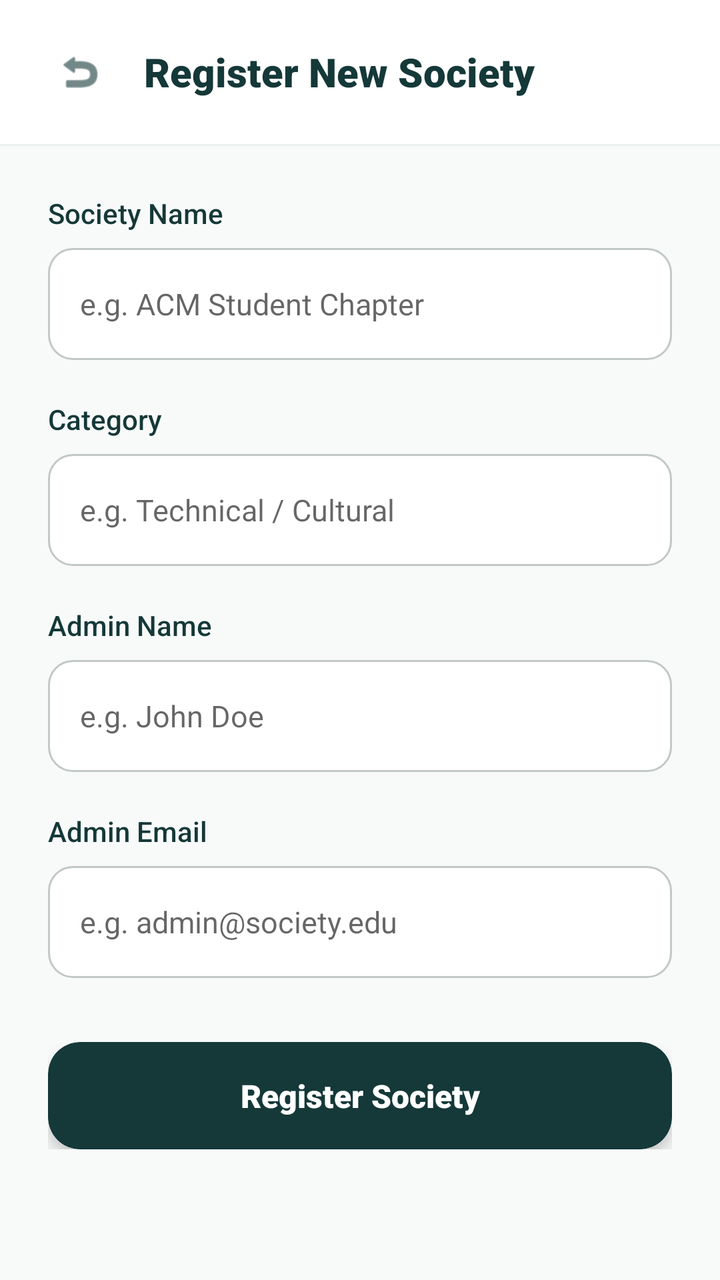
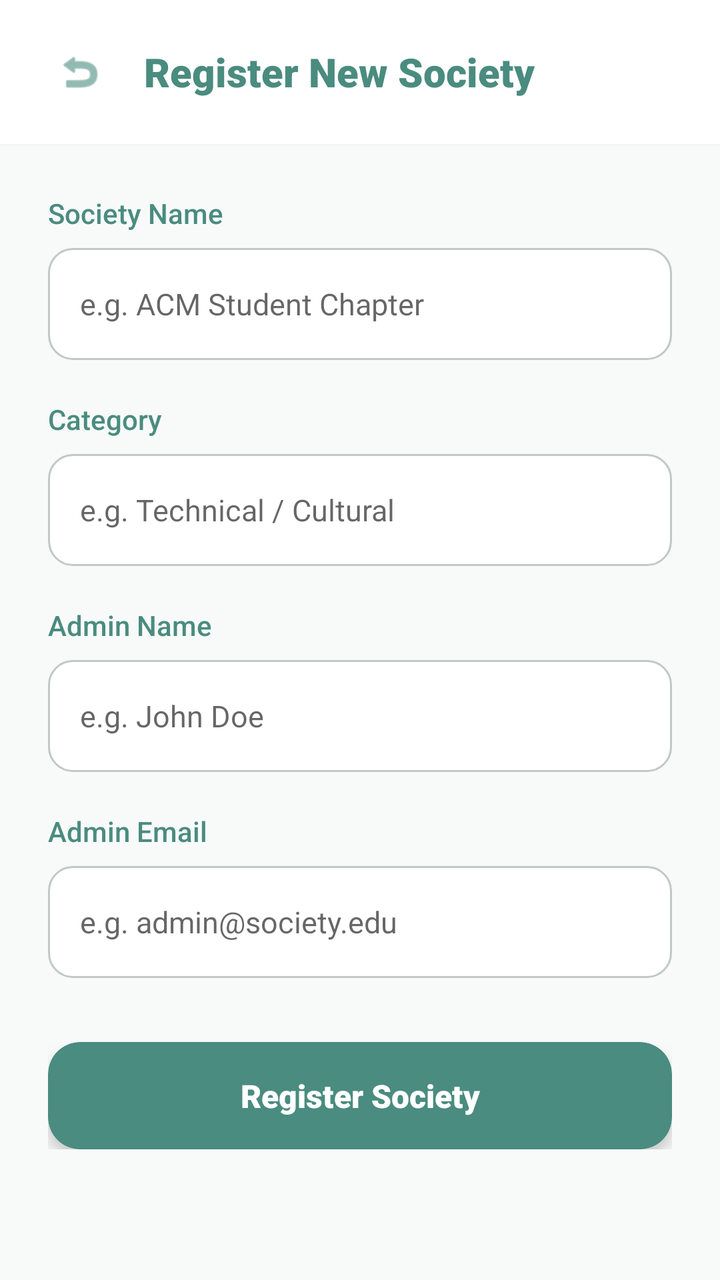

Compare the two renders of this Android layout. The source of the first and the diff that turns it into the second are given below.
<!-- AndroidManifest.xml: application theme Theme.CampusBiome -->
<!-- res/layout/activity_admin_add_society.xml -->
<?xml version="1.0" encoding="utf-8"?>
<LinearLayout xmlns:android="http://schemas.android.com/apk/res/android"
    xmlns:app="http://schemas.android.com/apk/res-auto"
    android:layout_width="match_parent"
    android:layout_height="match_parent"
    android:background="#F8FAFA"
    android:orientation="vertical">

    
    <LinearLayout
        android:layout_width="match_parent"
        android:layout_height="72dp"
        android:background="#FFFFFF"
        android:gravity="center_vertical"
        android:orientation="horizontal"
        android:paddingHorizontal="20dp">

        <ImageView
            android:id="@+id/btnBack"
            android:layout_width="40dp"
            android:layout_height="40dp"
            android:padding="8dp"
            android:background="?attr/selectableItemBackgroundBorderless"
            android:src="@android:drawable/ic_menu_revert"
            app:tint="#153838" />

        <TextView
            android:layout_width="wrap_content"
            android:layout_height="wrap_content"
            android:layout_marginStart="12dp"
            android:fontFamily="sans-serif-black"
            android:text="Register New Society"
            android:textColor="#153838"
            android:textSize="20sp" />
    </LinearLayout>

    <View
        android:layout_width="match_parent"
        android:layout_height="1dp"
        android:background="#E8F0EE" />

    <ScrollView
        android:layout_width="match_parent"
        android:layout_height="match_parent">

        <LinearLayout
            android:layout_width="match_parent"
            android:layout_height="wrap_content"
            android:orientation="vertical"
            android:padding="24dp">

            <TextView
                android:layout_width="wrap_content"
                android:layout_height="wrap_content"
                android:layout_marginBottom="8dp"
                android:fontFamily="sans-serif-medium"
                android:text="Society Name"
                android:textColor="#153838"
                android:textSize="14sp" />

            <EditText
                android:id="@+id/etSocietyName"
                android:layout_width="match_parent"
                android:layout_height="56dp"
                android:layout_marginBottom="20dp"
                android:background="@drawable/bg_input_field"
                android:hint="e.g. ACM Student Chapter"
                android:inputType="text"
                android:paddingHorizontal="16dp"
                android:textColor="#153838"
                android:textSize="15sp" />

            <TextView
                android:layout_width="wrap_content"
                android:layout_height="wrap_content"
                android:layout_marginBottom="8dp"
                android:fontFamily="sans-serif-medium"
                android:text="Category"
                android:textColor="#153838"
                android:textSize="14sp" />

            <EditText
                android:id="@+id/etCategory"
                android:layout_width="match_parent"
                android:layout_height="56dp"
                android:layout_marginBottom="20dp"
                android:background="@drawable/bg_input_field"
                android:hint="e.g. Technical / Cultural"
                android:inputType="text"
                android:paddingHorizontal="16dp"
                android:textColor="#153838"
                android:textSize="15sp" />

            <TextView
                android:layout_width="wrap_content"
                android:layout_height="wrap_content"
                android:layout_marginBottom="8dp"
                android:fontFamily="sans-serif-medium"
                android:text="Admin Name"
                android:textColor="#153838"
                android:textSize="14sp" />

            <EditText
                android:id="@+id/etAdminName"
                android:layout_width="match_parent"
                android:layout_height="56dp"
                android:layout_marginBottom="20dp"
                android:background="@drawable/bg_input_field"
                android:hint="e.g. John Doe"
                android:inputType="textPersonName"
                android:paddingHorizontal="16dp"
                android:textColor="#153838"
                android:textSize="15sp" />

            <TextView
                android:layout_width="wrap_content"
                android:layout_height="wrap_content"
                android:layout_marginBottom="8dp"
                android:fontFamily="sans-serif-medium"
                android:text="Admin Email"
                android:textColor="#153838"
                android:textSize="14sp" />

            <EditText
                android:id="@+id/etAdminEmail"
                android:layout_width="match_parent"
                android:layout_height="56dp"
                android:layout_marginBottom="32dp"
                android:background="@drawable/bg_input_field"
                android:hint="e.g. admin@society.edu"
                android:inputType="textEmailAddress"
                android:paddingHorizontal="16dp"
                android:textColor="#153838"
                android:textSize="15sp" />

            <com.google.android.material.card.MaterialCardView
                android:id="@+id/btnSave"
                android:layout_width="match_parent"
                android:layout_height="wrap_content"
                android:clickable="true"
                android:focusable="true"
                android:foreground="?attr/selectableItemBackground"
                app:cardBackgroundColor="#153838"
                app:cardCornerRadius="16dp"
                app:cardElevation="4dp">
                <TextView
                    android:layout_width="match_parent"
                    android:layout_height="wrap_content"
                    android:gravity="center"
                    android:padding="16dp"
                    android:text="Register Society"
                    android:textColor="#FFFFFF"
                    android:textSize="16sp"
                    android:fontFamily="sans-serif-black" />
            </com.google.android.material.card.MaterialCardView>

        </LinearLayout>
    </ScrollView>

</LinearLayout>
<!-- resources referenced by this layout -->
<resources>
  <!-- drawable bg_input_field (drawable) -->
  <?xml version="1.0" encoding="utf-8"?>
  <shape xmlns:android="http://schemas.android.com/apk/res/android">
      <solid android:color="#FFFFFF" />
      <stroke
          android:width="1dp"
          android:color="#C1C8C7" />
      <corners android:radius="12dp" />
  </shape>
  <style name="Theme.CampusBiome" parent="Theme.MaterialComponents.Light.NoActionBar">
          <item name="colorPrimary">@color/primary</item>
          <item name="colorPrimaryDark">@color/primary_dark</item>
          <item name="colorAccent">@color/accent</item>
          <item name="android:windowBackground">@color/background</item>
      </style>
  <color name="primary">#4A8C7F</color>
  <color name="primary_dark">#3A7066</color>
  <color name="accent">#2D6A5E</color>
  <color name="background">#E8F5F2</color>
</resources>

<!-- the commit's change to res/layout/activity_admin_add_society.xml (unified diff, before → after) -->
@@ -22,7 +22,7 @@
             android:padding="8dp"
             android:background="?attr/selectableItemBackgroundBorderless"
             android:src="@android:drawable/ic_menu_revert"
-            app:tint="#153838" />
+            app:tint="@color/primary" />
 
         <TextView
             android:layout_width="wrap_content"
@@ -30,14 +30,14 @@
             android:layout_marginStart="12dp"
             android:fontFamily="sans-serif-black"
             android:text="Register New Society"
-            android:textColor="#153838"
+            android:textColor="@color/primary"
             android:textSize="20sp" />
     </LinearLayout>
 
     <View
         android:layout_width="match_parent"
         android:layout_height="1dp"
-        android:background="#E8F0EE" />
+        android:background="#F0F9F5" />
 
     <ScrollView
         android:layout_width="match_parent"
@@ -55,7 +55,7 @@
                 android:layout_marginBottom="8dp"
                 android:fontFamily="sans-serif-medium"
                 android:text="Society Name"
-                android:textColor="#153838"
+                android:textColor="@color/primary"
                 android:textSize="14sp" />
 
             <EditText
@@ -67,7 +67,7 @@
                 android:hint="e.g. ACM Student Chapter"
                 android:inputType="text"
                 android:paddingHorizontal="16dp"
-                android:textColor="#153838"
+                android:textColor="@color/text_primary"
                 android:textSize="15sp" />
 
             <TextView
@@ -76,7 +76,7 @@
                 android:layout_marginBottom="8dp"
                 android:fontFamily="sans-serif-medium"
                 android:text="Category"
-                android:textColor="#153838"
+                android:textColor="@color/primary"
                 android:textSize="14sp" />
 
             <EditText
@@ -88,7 +88,7 @@
                 android:hint="e.g. Technical / Cultural"
                 android:inputType="text"
                 android:paddingHorizontal="16dp"
-                android:textColor="#153838"
+                android:textColor="@color/text_primary"
                 android:textSize="15sp" />
 
             <TextView
@@ -97,7 +97,7 @@
                 android:layout_marginBottom="8dp"
                 android:fontFamily="sans-serif-medium"
                 android:text="Admin Name"
-                android:textColor="#153838"
+                android:textColor="@color/primary"
                 android:textSize="14sp" />
 
             <EditText
@@ -109,7 +109,7 @@
                 android:hint="e.g. John Doe"
                 android:inputType="textPersonName"
                 android:paddingHorizontal="16dp"
-                android:textColor="#153838"
+                android:textColor="@color/text_primary"
                 android:textSize="15sp" />
 
             <TextView
@@ -118,7 +118,7 @@
                 android:layout_marginBottom="8dp"
                 android:fontFamily="sans-serif-medium"
                 android:text="Admin Email"
-                android:textColor="#153838"
+                android:textColor="@color/primary"
                 android:textSize="14sp" />
 
             <EditText
@@ -130,7 +130,7 @@
                 android:hint="e.g. admin@society.edu"
                 android:inputType="textEmailAddress"
                 android:paddingHorizontal="16dp"
-                android:textColor="#153838"
+                android:textColor="@color/text_primary"
                 android:textSize="15sp" />
 
             <com.google.android.material.card.MaterialCardView
@@ -140,7 +140,7 @@
                 android:clickable="true"
                 android:focusable="true"
                 android:foreground="?attr/selectableItemBackground"
-                app:cardBackgroundColor="#153838"
+                app:cardBackgroundColor="@color/primary"
                 app:cardCornerRadius="16dp"
                 app:cardElevation="4dp">
                 <TextView
<!-- resource entries referenced after the edit -->
@@ -16,6 +16,7 @@
           <item name="android:windowBackground">@color/background</item>
       </style>
   <color name="primary">#4A8C7F</color>
+  <color name="text_primary">#1A2E2A</color>
   <color name="primary_dark">#3A7066</color>
   <color name="accent">#2D6A5E</color>
   <color name="background">#E8F5F2</color>
